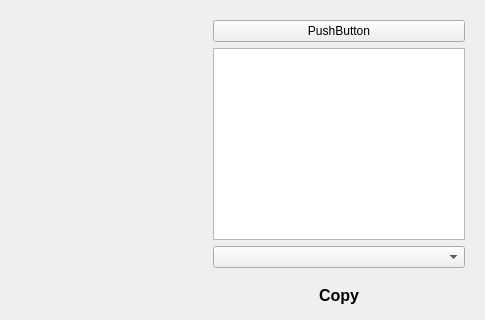
The window that UI/EffectEditor.ui (FlamingMoe85/LightInSyncQt) describes before a commit, drawn with Qt 5; both pictures show x 0 to 485 and y 0 to 320 of the 485 by 480 pixel window.
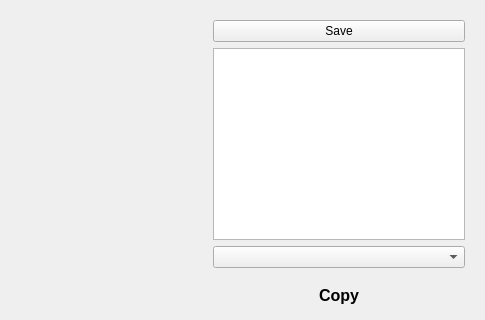
The same window after the commit.

Patch:
```diff
--- a/UI/EffectEditor.ui
+++ b/UI/EffectEditor.ui
@@ -176,7 +176,7 @@
           <item row="0" column="0" colspan="3">
            <widget class="QPushButton" name="pushButton_Save">
             <property name="text">
-             <string>PushButton</string>
+             <string>Save</string>
             </property>
            </widget>
           </item>
```
